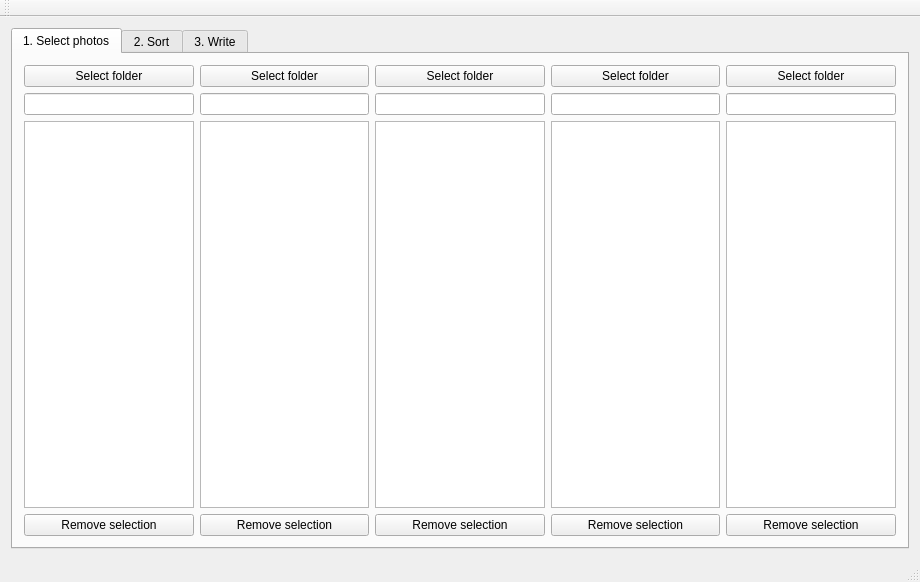
Above: src/mainwindow.ui from tdegeus/chroto before the change. Below: the same form after it.
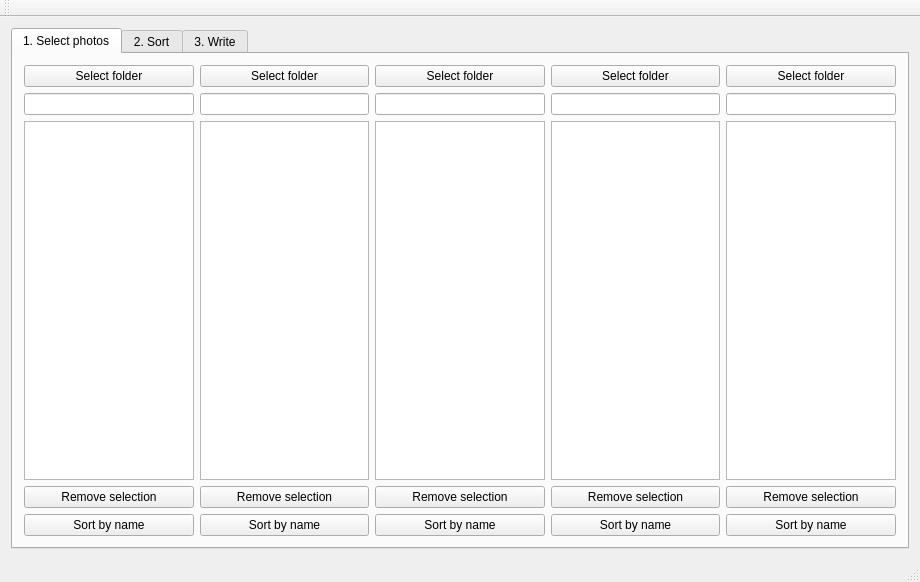
That is the form after the change. The open tabs and pages were chosen to show the change.

Diff of the .ui file:
```diff
--- a/src/mainwindow.ui
+++ b/src/mainwindow.ui
@@ -64,6 +64,16 @@
             </property>
            </widget>
           </item>
+          <item>
+           <widget class="QPushButton" name="cam0_nameSort_pushButton">
+            <property name="toolTip">
+             <string>Sort by name rather than by time captured (useful when the list of photos has previously been sorted without modification of the exif data)</string>
+            </property>
+            <property name="text">
+             <string>Sort by name</string>
+            </property>
+           </widget>
+          </item>
          </layout>
         </item>
         <item>
@@ -111,6 +121,16 @@
             </property>
            </widget>
           </item>
+          <item>
+           <widget class="QPushButton" name="cam1_nameSort_pushButton">
+            <property name="toolTip">
+             <string>Sort by name rather than by time captured (useful when the list of photos has previously been sorted without modification of the exif data)</string>
+            </property>
+            <property name="text">
+             <string>Sort by name</string>
+            </property>
+           </widget>
+          </item>
          </layout>
         </item>
         <item>
@@ -149,6 +169,16 @@
             </property>
            </widget>
           </item>
+          <item>
+           <widget class="QPushButton" name="cam2_nameSort_pushButton">
+            <property name="toolTip">
+             <string>Sort by name rather than by time captured (useful when the list of photos has previously been sorted without modification of the exif data)</string>
+            </property>
+            <property name="text">
+             <string>Sort by name</string>
+            </property>
+           </widget>
+          </item>
          </layout>
         </item>
         <item>
@@ -187,6 +217,16 @@
             </property>
            </widget>
           </item>
+          <item>
+           <widget class="QPushButton" name="cam3_nameSort_pushButton">
+            <property name="toolTip">
+             <string>Sort by name rather than by time captured (useful when the list of photos has previously been sorted without modification of the exif data)</string>
+            </property>
+            <property name="text">
+             <string>Sort by name</string>
+            </property>
+           </widget>
+          </item>
          </layout>
         </item>
         <item>
@@ -225,6 +265,16 @@
             </property>
            </widget>
           </item>
+          <item>
+           <widget class="QPushButton" name="cam4_nameSort_pushButton">
+            <property name="toolTip">
+             <string>Sort by name rather than by time captured (useful when the list of photos has previously been sorted without modification of the exif data)</string>
+            </property>
+            <property name="text">
+             <string>Sort by name</string>
+            </property>
+           </widget>
+          </item>
          </layout>
         </item>
        </layout>
```
Left out of the diff: 28 changed lines with no effect on the pictures.
